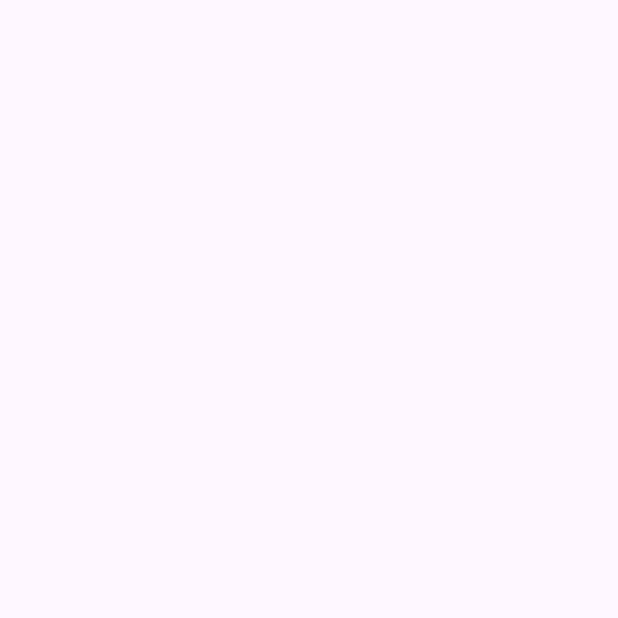
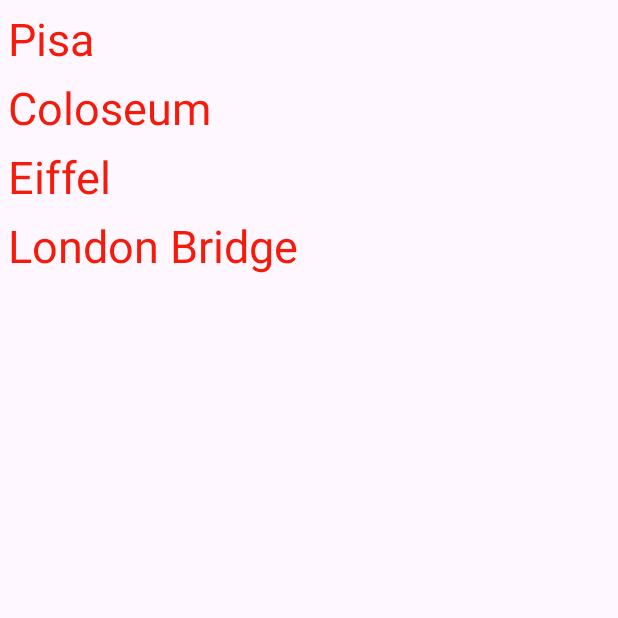
Before and after one commit to baris-gungorr/LandMarkBook, an Android app: the screen it shows after launch (MainActivity), on a phone screen of 412 x 824 dp, the top half of it. Before the commit the part shown is empty. Run offline under Robolectric (Android 15) with nearby library versions, the phone set to English and light mode, and no system bars.

Commit message:
recyclerView add

```diff
--- /dev/null
+++ b/app/src/main/java/com/barisgungorr/LandMarkAdapter.kt
@@ -0,0 +1,29 @@
+package com.barisgungorr
+
+import android.view.LayoutInflater
+import android.view.View
+import android.view.ViewGroup
+import androidx.recyclerview.widget.RecyclerView
+import com.barisgungorr.recycleview1.databinding.RecyclerRowBinding
+
+class LandMarkAdapter(val landMarkList: ArrayList<LandMark>) : RecyclerView.Adapter<LandMarkAdapter.LandMarkHolder>() {
+
+    class LandMarkHolder(val binding: RecyclerRowBinding) : RecyclerView.ViewHolder(binding.root) {
+
+    }
+
+    override fun onCreateViewHolder(parent: ViewGroup, viewType: Int): LandMarkHolder {
+        val binding = RecyclerRowBinding.inflate(LayoutInflater.from(parent.context),parent,false)
+        return LandMarkHolder(binding)
+    }
+
+    override fun getItemCount(): Int {
+        return landMarkList.size
+    }
+
+    override fun onBindViewHolder(holder: LandMarkHolder, position: Int) {
+        holder.binding.RecyclerViewTextView.text = landMarkList.get(position).name
+    }
+
+
+}
--- a/app/src/main/java/com/barisgungorr/recycleview1/MainActivity.kt
+++ b/app/src/main/java/com/barisgungorr/recycleview1/MainActivity.kt
@@ -2,7 +2,10 @@ package com.barisgungorr.recycleview1
 
 import androidx.appcompat.app.AppCompatActivity
 import android.os.Bundle
+import android.widget.ArrayAdapter
+import androidx.recyclerview.widget.LinearLayoutManager
 import com.barisgungorr.LandMark
+import com.barisgungorr.LandMarkAdapter
 import com.barisgungorr.recycleview1.databinding.ActivityMainBinding
 
 class MainActivity : AppCompatActivity() {
@@ -26,6 +29,15 @@ class MainActivity : AppCompatActivity() {
         landMarkList.add(eifel)
         landMarkList.add(londonBridge)
 
+        //Adapter (Layout ile datayı birbirine bağlar
+
+        binding.RecyclerView.layoutManager = LinearLayoutManager(this)
+        val landMarkAdapter = LandMarkAdapter(landMarkList)
+        binding.RecyclerView.adapter = landMarkAdapter
+
+
+
+
 
 
     }
--- a/app/src/main/res/layout/activity_details.xml
+++ b/app/src/main/res/layout/activity_details.xml
@@ -20,7 +20,7 @@
         android:id="@+id/nameText"
         android:layout_width="256dp"
         android:layout_height="63dp"
-        android:layout_marginTop="104dp"
+        android:layout_marginTop="48dp"
         android:text="LandMark Name"
         android:textAlignment="center"
         android:textSize="24sp"
@@ -33,7 +33,7 @@
         android:id="@+id/countryText"
         android:layout_width="256dp"
         android:layout_height="63dp"
-        android:layout_marginBottom="184dp"
+        android:layout_marginBottom="240dp"
         android:text="LandMark Country"
         android:textAlignment="center"
         android:textSize="24sp"
--- a/app/src/main/res/layout/activity_main.xml
+++ b/app/src/main/res/layout/activity_main.xml
@@ -4,4 +4,20 @@
     xmlns:tools="http://schemas.android.com/tools"
     android:layout_width="match_parent"
     android:layout_height="match_parent"
-    tools:context=".MainActivity"/>
+    tools:context=".MainActivity">
+
+    <androidx.recyclerview.widget.RecyclerView
+        android:id="@+id/RecyclerView"
+        android:layout_width="399dp"
+        android:layout_height="649dp"
+        android:layout_marginStart="5dp"
+        android:layout_marginTop="5dp"
+        android:layout_marginEnd="5dp"
+        android:layout_marginBottom="5dp"
+        app:layout_constraintBottom_toBottomOf="parent"
+        app:layout_constraintEnd_toEndOf="parent"
+        app:layout_constraintHorizontal_bias="0.0"
+        app:layout_constraintStart_toStartOf="parent"
+        app:layout_constraintTop_toTopOf="parent"
+        app:layout_constraintVertical_bias="0.0" />
+</androidx.constraintlayout.widget.ConstraintLayout>
--- /dev/null
+++ b/app/src/main/res/layout/recycler_row.xml
@@ -0,0 +1,19 @@
+<?xml version="1.0" encoding="utf-8"?>
+<LinearLayout
+    xmlns:android="http://schemas.android.com/apk/res/android"
+    android:layout_width="match_parent"
+    android:layout_height="wrap_content">
+
+    <TextView
+        android:id="@+id/RecyclerViewTextView"
+        android:layout_width="match_parent"
+        android:layout_height="wrap_content"
+        android:text="Test"
+        android:textSize="30sp"
+        android:layout_marginBottom="5dp"
+
+        android:textColor="#F41B0C"
+
+        ></TextView>
+
+</LinearLayout>
```
